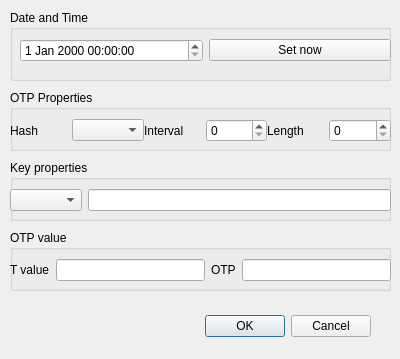
This is BerViewer/gen_otp_dlg.ui in jykim74/BerEditor as Qt 5 draws it before an edit. The edited form follows.
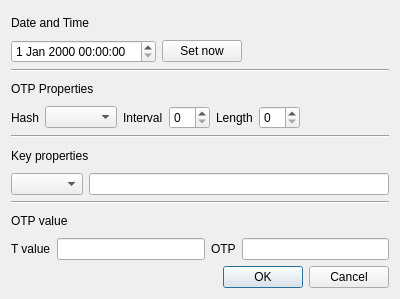
This is the edited form.

```diff
--- a/BerViewer/gen_otp_dlg.ui
+++ b/BerViewer/gen_otp_dlg.ui
@@ -7,51 +7,23 @@
     <x>0</x>
     <y>0</y>
     <width>400</width>
-    <height>359</height>
+    <height>299</height>
    </rect>
   </property>
   <property name="windowTitle">
    <string>Dialog</string>
   </property>
-  <widget class="QDialogButtonBox" name="buttonBox">
-   <property name="geometry">
-    <rect>
-     <x>30</x>
-     <y>310</y>
-     <width>341</width>
-     <height>32</height>
-    </rect>
-   </property>
-   <property name="orientation">
-    <enum>Qt::Horizontal</enum>
-   </property>
-   <property name="standardButtons">
-    <set>QDialogButtonBox::Cancel|QDialogButtonBox::Ok</set>
-   </property>
-  </widget>
-  <widget class="QGroupBox" name="groupBox">
-   <property name="geometry">
-    <rect>
-     <x>10</x>
-     <y>10</y>
-     <width>381</width>
-     <height>71</height>
-    </rect>
-   </property>
-   <property name="title">
-    <string>Date and Time</string>
-   </property>
-   <widget class="QWidget" name="gridLayoutWidget">
-    <property name="geometry">
-     <rect>
-      <x>10</x>
-      <y>20</y>
-      <width>371</width>
-      <height>41</height>
-     </rect>
-    </property>
-    <layout class="QGridLayout" name="gridLayout">
-     <item row="0" column="0">
+  <layout class="QVBoxLayout" name="verticalLayout">
+   <item>
+    <widget class="QLabel" name="label_6">
+     <property name="text">
+      <string>Date and Time</string>
+     </property>
+    </widget>
+   </item>
+   <item>
+    <layout class="QHBoxLayout" name="horizontalLayout">
+     <item>
       <widget class="QDateTimeEdit" name="mDateTime">
        <property name="dateTime">
         <datetime>
@@ -65,150 +37,162 @@
        </property>
       </widget>
      </item>
-     <item row="0" column="1">
+     <item>
       <widget class="QPushButton" name="mSetNowBtn">
        <property name="text">
         <string>Set now</string>
        </property>
       </widget>
      </item>
+     <item>
+      <spacer name="horizontalSpacer">
+       <property name="orientation">
+        <enum>Qt::Horizontal</enum>
+       </property>
+       <property name="sizeHint" stdset="0">
+        <size>
+         <width>40</width>
+         <height>20</height>
+        </size>
+       </property>
+      </spacer>
+     </item>
     </layout>
-   </widget>
-  </widget>
-  <widget class="QGroupBox" name="groupBox_2">
-   <property name="geometry">
-    <rect>
-     <x>10</x>
-     <y>90</y>
-     <width>381</width>
-     <height>61</height>
-    </rect>
-   </property>
-   <property name="title">
-    <string>OTP Properties</string>
-   </property>
-   <widget class="QWidget" name="gridLayoutWidget_2">
-    <property name="geometry">
-     <rect>
-      <x>0</x>
-      <y>20</y>
-      <width>381</width>
-      <height>41</height>
-     </rect>
-    </property>
-    <layout class="QGridLayout" name="gridLayout_2">
-     <property name="horizontalSpacing">
-      <number>0</number>
+   </item>
+   <item>
+    <widget class="Line" name="line">
+     <property name="orientation">
+      <enum>Qt::Horizontal</enum>
      </property>
-     <item row="0" column="4">
-      <widget class="QLabel" name="label_3">
-       <property name="text">
-        <string>Length</string>
-       </property>
-      </widget>
-     </item>
-     <item row="0" column="1">
-      <widget class="QComboBox" name="mHashTypeCombo"/>
-     </item>
-     <item row="0" column="3">
-      <widget class="QSpinBox" name="mIntervalSpin"/>
-     </item>
-     <item row="0" column="0">
+    </widget>
+   </item>
+   <item>
+    <widget class="QLabel" name="label_7">
+     <property name="text">
+      <string>OTP Properties</string>
+     </property>
+    </widget>
+   </item>
+   <item>
+    <layout class="QHBoxLayout" name="horizontalLayout_2">
+     <item>
       <widget class="QLabel" name="label">
        <property name="text">
         <string>Hash</string>
        </property>
       </widget>
      </item>
-     <item row="0" column="2">
+     <item>
+      <widget class="QComboBox" name="mHashTypeCombo"/>
+     </item>
+     <item>
       <widget class="QLabel" name="label_2">
        <property name="text">
         <string>Interval</string>
        </property>
       </widget>
      </item>
-     <item row="0" column="5">
+     <item>
+      <widget class="QSpinBox" name="mIntervalSpin"/>
+     </item>
+     <item>
+      <widget class="QLabel" name="label_3">
+       <property name="text">
+        <string>Length</string>
+       </property>
+      </widget>
+     </item>
+     <item>
       <widget class="QSpinBox" name="mLengthSpin"/>
      </item>
+     <item>
+      <spacer name="horizontalSpacer_2">
+       <property name="orientation">
+        <enum>Qt::Horizontal</enum>
+       </property>
+       <property name="sizeHint" stdset="0">
+        <size>
+         <width>40</width>
+         <height>20</height>
+        </size>
+       </property>
+      </spacer>
+     </item>
     </layout>
-   </widget>
-  </widget>
-  <widget class="QGroupBox" name="groupBox_3">
-   <property name="geometry">
-    <rect>
-     <x>10</x>
-     <y>160</y>
-     <width>381</width>
-     <height>61</height>
-    </rect>
-   </property>
-   <property name="title">
-    <string>Key properties</string>
-   </property>
-   <widget class="QWidget" name="gridLayoutWidget_3">
-    <property name="geometry">
-     <rect>
-      <x>0</x>
-      <y>20</y>
-      <width>381</width>
-      <height>41</height>
-     </rect>
-    </property>
-    <layout class="QGridLayout" name="gridLayout_3">
-     <item row="0" column="0">
+   </item>
+   <item>
+    <widget class="Line" name="line_2">
+     <property name="orientation">
+      <enum>Qt::Horizontal</enum>
+     </property>
+    </widget>
+   </item>
+   <item>
+    <widget class="QLabel" name="label_8">
+     <property name="text">
+      <string>Key properties</string>
+     </property>
+    </widget>
+   </item>
+   <item>
+    <layout class="QHBoxLayout" name="horizontalLayout_3">
+     <item>
       <widget class="QComboBox" name="mKeyTypeCombo"/>
      </item>
-     <item row="0" column="1">
+     <item>
       <widget class="QLineEdit" name="mKeyText"/>
      </item>
     </layout>
-   </widget>
-  </widget>
-  <widget class="QGroupBox" name="groupBox_4">
-   <property name="geometry">
-    <rect>
-     <x>10</x>
-     <y>230</y>
-     <width>381</width>
-     <height>61</height>
-    </rect>
-   </property>
-   <property name="title">
-    <string>OTP value</string>
-   </property>
-   <widget class="QWidget" name="gridLayoutWidget_4">
-    <property name="geometry">
-     <rect>
-      <x>0</x>
-      <y>20</y>
-      <width>381</width>
-      <height>41</height>
-     </rect>
-    </property>
-    <layout class="QGridLayout" name="gridLayout_4">
-     <item row="0" column="2">
-      <widget class="QLabel" name="label_5">
-       <property name="text">
-        <string>OTP</string>
-       </property>
-      </widget>
-     </item>
-     <item row="0" column="1">
-      <widget class="QLineEdit" name="mTValueText"/>
-     </item>
-     <item row="0" column="0">
+   </item>
+   <item>
+    <widget class="Line" name="line_3">
+     <property name="orientation">
+      <enum>Qt::Horizontal</enum>
+     </property>
+    </widget>
+   </item>
+   <item>
+    <widget class="QLabel" name="label_9">
+     <property name="text">
+      <string>OTP value</string>
+     </property>
+    </widget>
+   </item>
+   <item>
+    <layout class="QHBoxLayout" name="horizontalLayout_4">
+     <item>
       <widget class="QLabel" name="label_4">
        <property name="text">
         <string>T value</string>
        </property>
       </widget>
      </item>
-     <item row="0" column="3">
+     <item>
+      <widget class="QLineEdit" name="mTValueText"/>
+     </item>
+     <item>
+      <widget class="QLabel" name="label_5">
+       <property name="text">
+        <string>OTP</string>
+       </property>
+      </widget>
+     </item>
+     <item>
       <widget class="QLineEdit" name="mOTPValueText"/>
      </item>
     </layout>
-   </widget>
-  </widget>
+   </item>
+   <item>
+    <widget class="QDialogButtonBox" name="buttonBox">
+     <property name="orientation">
+      <enum>Qt::Horizontal</enum>
+     </property>
+     <property name="standardButtons">
+      <set>QDialogButtonBox::Cancel|QDialogButtonBox::Ok</set>
+     </property>
+    </widget>
+   </item>
+  </layout>
  </widget>
  <resources/>
  <connections>
```
